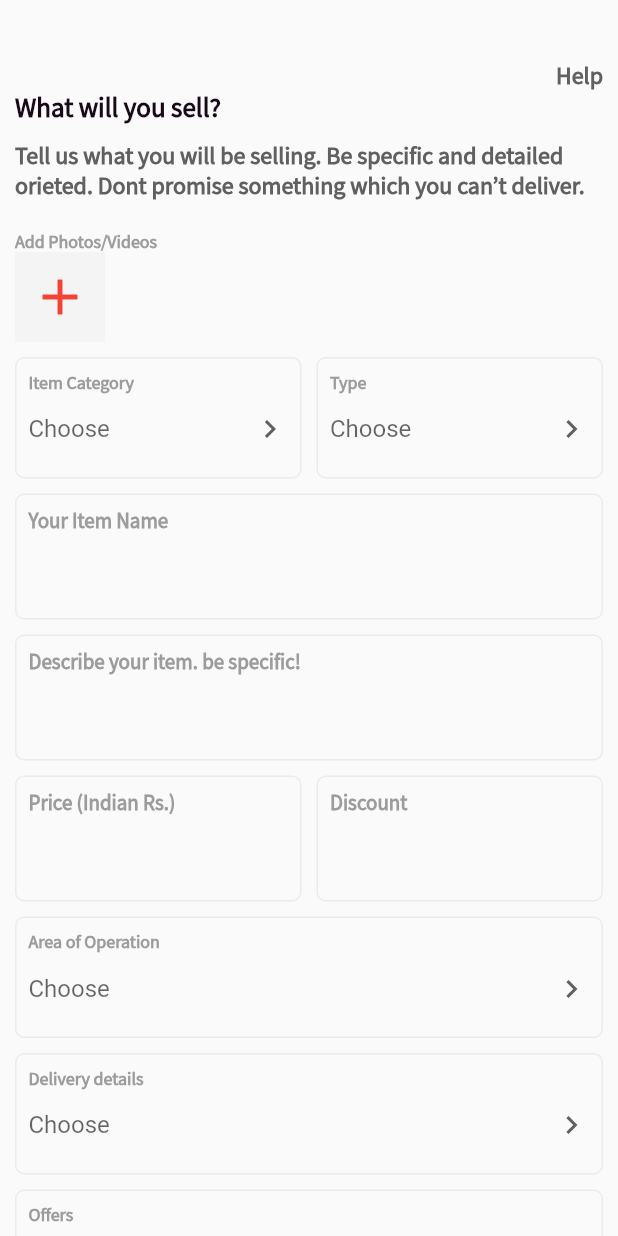
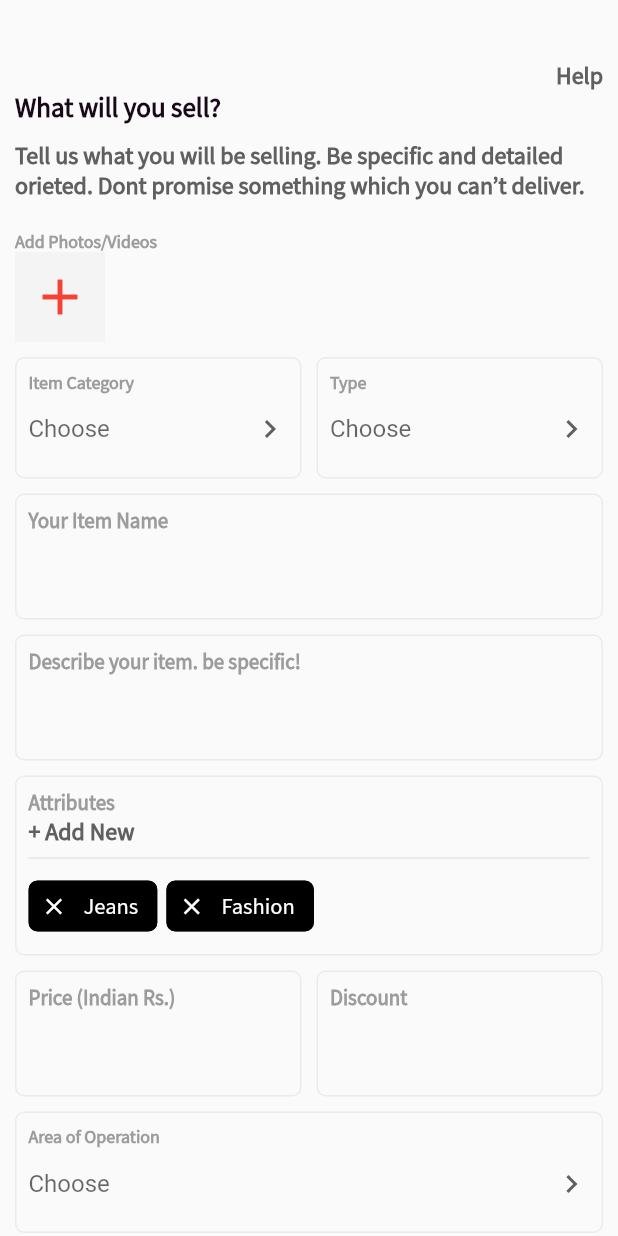
Before and after one commit to KartikJabreba/Qwikly, a Flutter app: the screen it shows after launch, on a phone screen of 412 x 824 dp. Run offline on Flutter 3.47's test engine with Material 2 defaults, Android fonts, the light colour scheme and no system bars; our stand-ins replace image_picker.

Commit message:
update in ui

```diff
--- /dev/null
+++ b/lib/addAtributeProvider.dart
@@ -0,0 +1,12 @@
+import 'package:flutter/cupertino.dart';
+
+class AttributesProvider extends ChangeNotifier {
+  List<String> _attributes = ['Jeans', 'Fashion',];
+
+  List<String> get attribute => _attributes;
+
+  void addAttribute(String attribute) {
+    _attributes.add(attribute);
+    notifyListeners();
+  }
+}
--- a/lib/main.dart
+++ b/lib/main.dart
@@ -1,4 +1,6 @@
 import 'package:flutter/material.dart';
+import 'package:provider/provider.dart';
+import 'package:qwikly/addAtributeProvider.dart';
 import 'package:qwikly/screens/sellScreen.dart';
 
 void main() {
@@ -8,9 +10,20 @@ void main() {
 class MyApp extends StatelessWidget {
   @override
   Widget build(BuildContext context) {
-    return MaterialApp(
-    debugShowCheckedModeBanner: false,
-      home: Scaffold(body: SellScreen(),)
+    return MultiProvider(
+      providers: [
+        ChangeNotifierProvider<AttributesProvider>(
+            create: (context) => AttributesProvider())
+      ],
+      child: MaterialApp(
+          debugShowCheckedModeBanner: false,
+          home: Scaffold(
+            body: SellScreen(),
+          )),
     );
+    // return MaterialApp(
+    // debugShowCheckedModeBanner: false,
+    //   home: Scaffold(body: SellScreen(),)
+    // );
   }
 }
--- a/lib/screens/sellScreen.dart
+++ b/lib/screens/sellScreen.dart
@@ -2,10 +2,16 @@ import 'dart:io';
 
 import 'package:flutter/material.dart';
 import 'package:image_picker/image_picker.dart';
+import 'package:provider/provider.dart';
 import 'package:qwikly/utils/appColors.dart';
 import 'package:qwikly/utils/styles.dart';
 
+import '../addAtributeProvider.dart';
+import 'addAtributes.dart';
+
 class SellScreen extends StatefulWidget {
+
+
   @override
   _SellScreenState createState() => _SellScreenState();
 }
@@ -15,6 +21,8 @@ class _SellScreenState extends State<SellScreen> {
   String? _selectedLocation;
   List<XFile> images = [];
   final ImagePicker _imagePicker = ImagePicker();
+  List<String> attributes = [];
+
   Future pickImage() async {
     await _imagePicker.pickImage(source: ImageSource.gallery).then((value) {
       print(value!.path.toString());
@@ -117,7 +125,7 @@ class _SellScreenState extends State<SellScreen> {
     );
   }
 
-  Widget addAttributeWidget(String hintext){
+  Widget addAttributeWidget(String hintext) {
     return Container(
       padding: EdgeInsets.all(8),
       decoration: BoxDecoration(
@@ -143,13 +151,14 @@ class _SellScreenState extends State<SellScreen> {
         ],
       ),
     );
-
-
   }
 
   @override
   Widget build(BuildContext context) {
-    return SingleChildScrollView(
+
+    return Consumer<AttributesProvider>(builder: (context, data, child) {
+      return Scaffold(
+        body: SingleChildScrollView(
           child: Container(
             padding: EdgeInsets.only(top: 40, left: 10, right: 10),
             child: Column(
@@ -238,7 +247,8 @@ class _SellScreenState extends State<SellScreen> {
 
                 Row(
                   children: [
-                Expanded(child: dropDownItems('Item Category', _categories)),
+                    Expanded(
+                        child: dropDownItems('Item Category', _categories)),
                     SizedBox(
                       width: 10,
                     ),
@@ -253,6 +263,66 @@ class _SellScreenState extends State<SellScreen> {
                   height: 10,
                 ),
                 textInputPanel('Describe your item. be specific!'),
+                SizedBox(
+                  height: 10,
+                ),
+                Container(
+                  padding: EdgeInsets.all(8),
+                  decoration: BoxDecoration(
+                      border: Border.all(
+                        color: AppColors.BORDER_COLOR,
+                      ),
+                      borderRadius: BorderRadius.circular(6)),
+                  child: Column(
+                    crossAxisAlignment: CrossAxisAlignment.start,
+                    children: [
+                      Text(
+                        'Attributes',
+                        style: sfMedium.copyWith(
+                            color: AppColors.LIGHT_GREY,
+                            fontSize: 14,
+                            fontWeight: FontWeight.bold),
+                      ),
+                      GestureDetector(
+                        child: Text(
+                          '+ Add New',
+                          style: sfMedium.copyWith(
+                            color: AppColors.TEXTCOLOR,
+                          ),
+                        ),
+                        onTap: () {
+                          Navigator.push(
+                            context,
+                            MaterialPageRoute(
+                                builder: (context) => AddAttributes()),
+                          );
+                        },
+                      ),
+                      Divider(),
+                      Wrap(
+                        spacing: 6.0,
+                        runSpacing: 6.0,
+                        children: List<Widget>.generate(
+                            data.attribute .length, (int index) {
+                          return Chip(
+                            avatar: Icon(Icons.clear, color: Colors.white),
+                            shape: RoundedRectangleBorder(
+                                borderRadius: BorderRadius.all(
+                              Radius.circular(6),
+                            )),
+                            side: BorderSide(),
+                            backgroundColor: Colors.black,
+                            labelStyle: sfMedium.copyWith(
+                                color: Colors.white,
+                                fontSize: 15,
+                                fontWeight: FontWeight.normal),
+                            label: Text(data.attribute[index]),
+                          );
+                        }),
+                      ),
+                    ],
+                  ),
+                ),
                 SizedBox(
                   height: 10,
                 ),
@@ -326,6 +396,8 @@ class _SellScreenState extends State<SellScreen> {
               ],
             ),
           ),
+        ),
       );
+    });
   }
 }
--- a/pubspec.yaml
+++ b/pubspec.yaml
@@ -29,6 +29,10 @@ dependencies:
   # Use with the CupertinoIcons class for iOS style icons.
   cupertino_icons: ^1.0.2
   image_picker: ^0.8.2
+  flutter_tags: ^0.4.9+1
+  flutter_bloc: ^7.0.1
+  provider: ^5.0.0
+
 
 dev_dependencies:
   flutter_test:
```
Also changed, not shown: lib/screens/addAtributes.dart (+434 -0 lines), pubspec.lock. Lines whose indentation alone changed are shown as unchanged.
